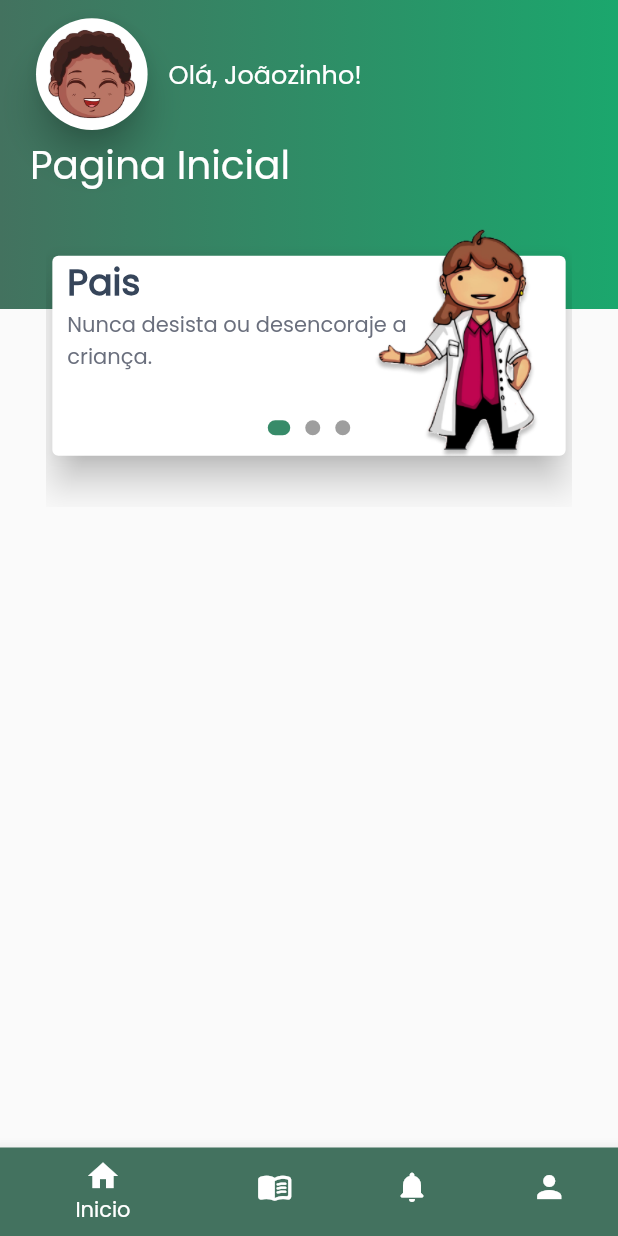
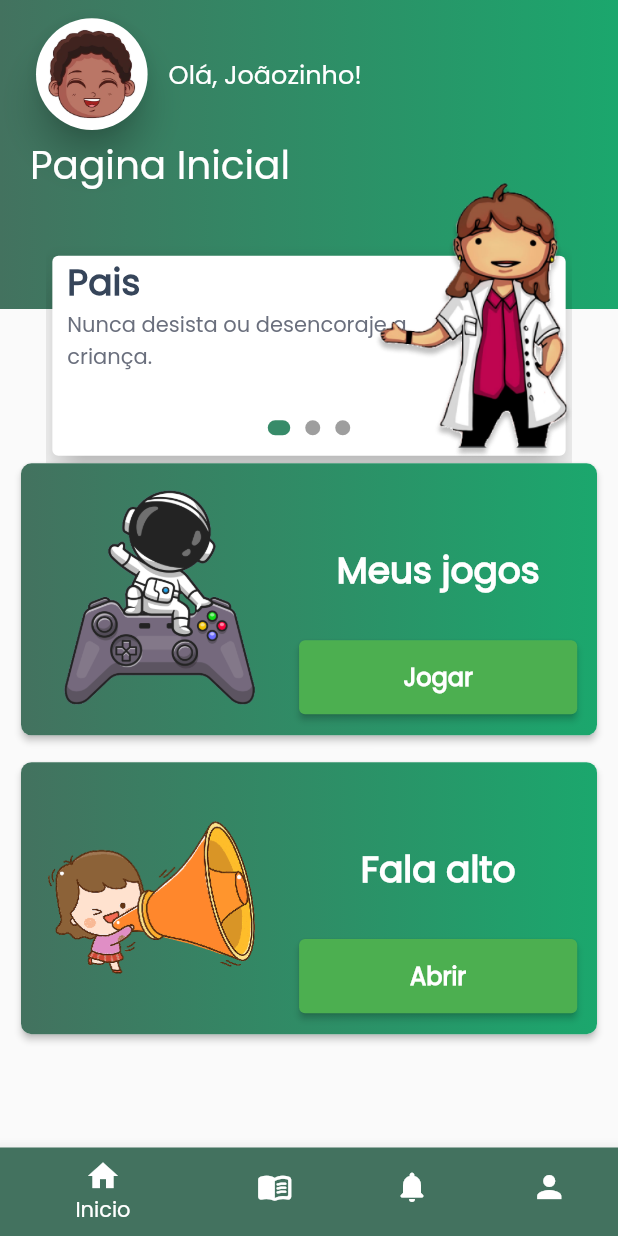
Before and after one commit to WemersonDamasceno/fono-play-tcc, a Flutter app: the screen it shows after launch, on a phone screen of 412 x 824 dp. Run offline on Flutter 3.47's test engine with Material 2 defaults, Android fonts, the phone set to English and light mode, and no system bars; our stand-ins replace flutter_mobx, mobx; generated files the repository leaves out were written again.

Commit message:
Finalizando a tela inicial para a criança

```diff
--- a/lib/src/pages/paciente/home/1_inicio/inicio_paciente_page.dart
+++ b/lib/src/pages/paciente/home/1_inicio/inicio_paciente_page.dart
@@ -3,7 +3,7 @@ import 'package:fonoplay/src/pages/paciente/home/1_inicio/widgets/banner/banner_
 import 'package:fonoplay/src/pages/widgets/cabecalho_widget.dart';
 import 'package:fonoplay/src/pages/widgets/container_gradiente_widget.dart';
 
-import 'widgets/banner/banner_carousel_widget.dart';
+import 'widgets/card/card_inicial_widget.dart';
 
 class InicioPacientePage extends StatelessWidget {
   const InicioPacientePage({Key? key}) : super(key: key);
@@ -31,6 +31,31 @@ class InicioPacientePage extends StatelessWidget {
           left: 0,
           child: const BannerWidget(),
         ),
+        Positioned(
+          top: size.height * .37,
+          right: 0,
+          left: 0,
+          child: Padding(
+            padding: const EdgeInsets.symmetric(horizontal: 10),
+            child: Column(
+              children: [
+                CardInicialWidget(
+                  imagePath: "assets/images/image_play.png",
+                  onPressed: () {},
+                  textoBotao: "Jogar",
+                  tituloCard: "Meus jogos",
+                ),
+                const SizedBox(height: 10),
+                CardInicialWidget(
+                  imagePath: "assets/images/image_fala_alto.png",
+                  onPressed: () {},
+                  textoBotao: "Abrir",
+                  tituloCard: "Fala alto",
+                ),
+              ],
+            ),
+          ),
+        )
       ],
     );
   }
--- a/lib/src/pages/paciente/home/1_inicio/widgets/banner/banner_carousel_widget.dart
+++ b/lib/src/pages/paciente/home/1_inicio/widgets/banner/banner_carousel_widget.dart
@@ -72,7 +72,7 @@ class PageSlide extends StatelessWidget {
                           ),
                         ),
                         SizedBox(
-                          width: size.width * 0.6,
+                          width: size.width * 0.65,
                           child: Text(
                             descricao,
                             style: const TextStyle(
--- a/lib/src/pages/paciente/home/1_inicio/widgets/banner/banner_widget.dart
+++ b/lib/src/pages/paciente/home/1_inicio/widgets/banner/banner_widget.dart
@@ -51,7 +51,7 @@ class _BannerWidgetState extends State<BannerWidget> {
             left: size.width * 0.6,
             child: Image.asset(
               "assets/images/fono_explica.png",
-              width: 120,
+              width: size.width * .35,
             ),
           ),
           Positioned(
--- /dev/null
+++ b/lib/src/pages/paciente/home/1_inicio/widgets/card/card_inicial_widget.dart
@@ -0,0 +1,73 @@
+import 'package:flutter/material.dart';
+import 'package:fonoplay/src/constants/constants_colors.dart';
+
+class CardInicialWidget extends StatelessWidget {
+  final String imagePath;
+  final String tituloCard;
+  final String textoBotao;
+  final Function() onPressed;
+
+  const CardInicialWidget({
+    Key? key,
+    required this.imagePath,
+    required this.tituloCard,
+    required this.textoBotao,
+    required this.onPressed,
+  }) : super(key: key);
+
+  @override
+  Widget build(BuildContext context) {
+    Size size = MediaQuery.of(context).size;
+    return Card(
+      elevation: 2,
+      shape: RoundedRectangleBorder(
+        borderRadius: BorderRadius.circular(7),
+      ),
+      child: Container(
+        height: size.height * .22,
+        width: size.width,
+        decoration: const BoxDecoration(
+            borderRadius: BorderRadius.all(Radius.circular(7)),
+            gradient: ConstantColor.linearColors),
+        child: Row(
+          children: [
+            Image.asset(
+              imagePath,
+              width: size.width * .45,
+            ),
+            Column(
+              mainAxisAlignment: MainAxisAlignment.spaceAround,
+              children: [
+                Padding(
+                  padding: const EdgeInsets.only(top: 40),
+                  child: Text(
+                    tituloCard,
+                    style: const TextStyle(
+                      color: Colors.white,
+                      fontSize: 24,
+                      fontWeight: FontWeight.w700,
+                    ),
+                  ),
+                ),
+                SizedBox(
+                  height: size.height * 0.06,
+                  width: size.width * 0.45,
+                  child: ElevatedButton(
+                    onPressed: onPressed,
+                    child: Text(
+                      textoBotao,
+                      style: const TextStyle(
+                        fontSize: 16,
+                        fontWeight: FontWeight.w800,
+                      ),
+                    ),
+                  ),
+                )
+              ],
+            )
+          ],
+        ),
+      ),
+    );
+  }
+}
```
Also changed, not shown: assets/images/brincando_com_a_lingua.png (added), assets/images/consegue_me_imitar.png (added), assets/images/image_fala_alto.png (added), assets/images/image_play.png (added), assets/images/jogo_da_memoria.png (added).
